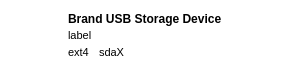
This is playground/intern/quick-format/src/ui/volumeitem.ui in pars-linux/uludag as Qt 5 draws it before an edit. The edited form follows.
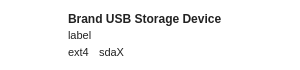
This is the edited form. Icons and pictures are not drawn.

Diff of the .ui file:
```diff
--- a/playground/intern/quick-format/src/ui/volumeitem.ui
+++ b/playground/intern/quick-format/src/ui/volumeitem.ui
@@ -29,7 +29,10 @@
    <bool>false</bool>
   </property>
   <property name="styleSheet">
-   <string notr="true">#frame{background-color: white}
+   <string notr="true">#VolumeItem QLabel {
+        color: #222222;
+}
+#frame{background-color: white}
 #frame:hover{background-color: qlineargradient(spread:pad, x1:0.519597, y1:1, x2:0.518067, y2:0, stop:0 rgba(189, 189, 189, 255), stop:1 rgba(225, 225, 225, 255))}
 </string>
   </property>
```
